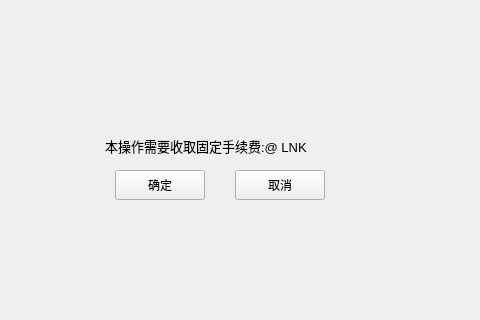
HcashOrg/hx-indicator, file depositpage/FeeChargeWidget.ui: the form before one commit; both pictures show x 275 to 755 and y 260 to 580 of the 960 by 580 pixel window.
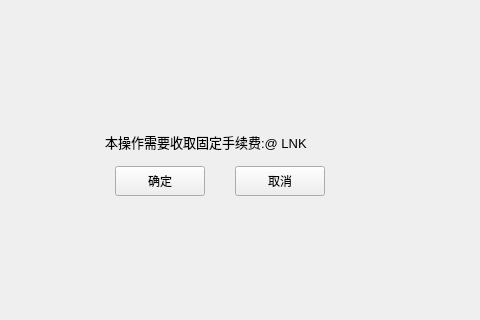
The form after the commit.

The edit to the form file:
```diff
--- a/depositpage/FeeChargeWidget.ui
+++ b/depositpage/FeeChargeWidget.ui
@@ -46,7 +46,7 @@
    <property name="geometry">
     <rect>
      <x>380</x>
-     <y>398</y>
+     <y>394</y>
      <width>271</width>
      <height>16</height>
     </rect>
@@ -65,7 +65,7 @@
    <property name="geometry">
     <rect>
      <x>390</x>
-     <y>430</y>
+     <y>426</y>
      <width>90</width>
      <height>30</height>
     </rect>
@@ -78,7 +78,7 @@
    <property name="geometry">
     <rect>
      <x>510</x>
-     <y>430</y>
+     <y>426</y>
      <width>90</width>
      <height>30</height>
     </rect>
```
